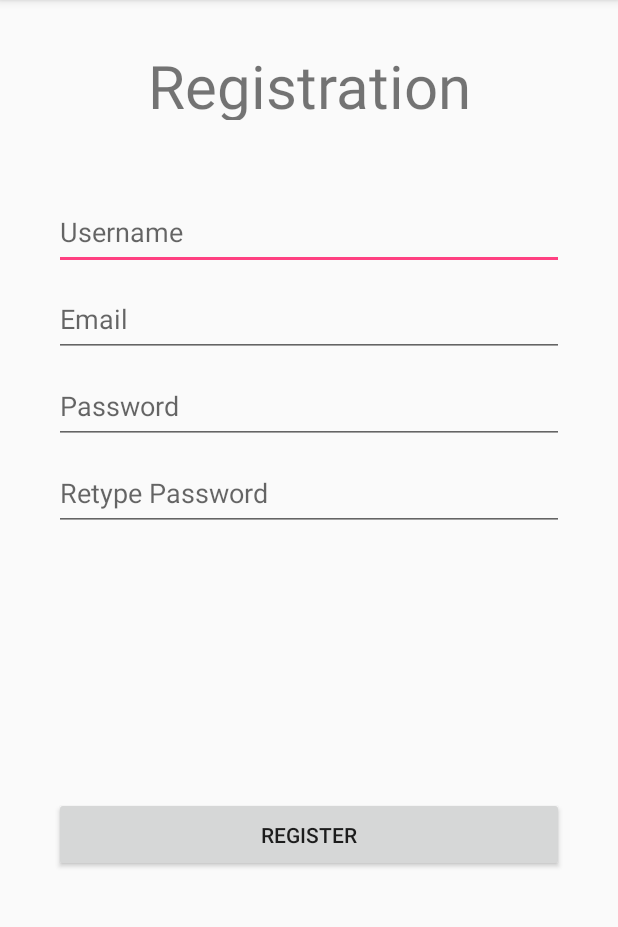
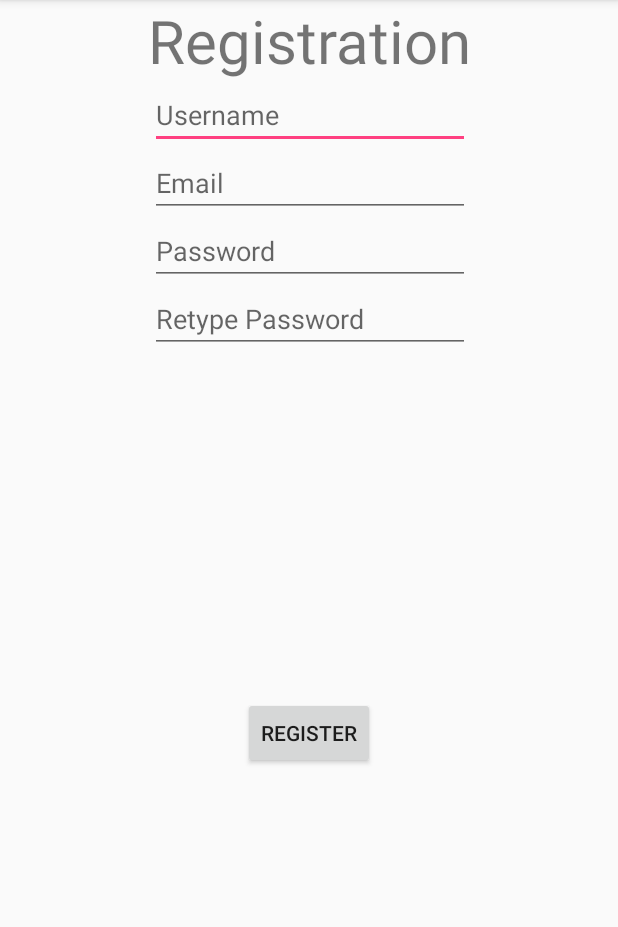
Before and after one commit to schelle14/BattleFood, an Android app: the RegistrationUI screen opened directly, with no data from a screen before it, on a phone screen of 412 x 824 dp, the part 84-1011 px from its top. Run offline under Robolectric (Android 15) with nearby library versions, the phone set to English and light mode, and no system bars.

Commit message:
[BB,AP] Some minimal design changes

```diff
--- a/app/src/main/res/layout/activity_registration_ui.xml
+++ b/app/src/main/res/layout/activity_registration_ui.xml
@@ -8,86 +8,91 @@
 
     <Button
         android:id="@+id/buttonRegister"
-        android:layout_width="340dp"
-        android:layout_height="50dp"
-        android:layout_marginBottom="85dp"
-        android:layout_marginLeft="8dp"
-        android:layout_marginRight="8dp"
-        android:text="Register"
+        android:layout_width="wrap_content"
+        android:layout_height="wrap_content"
+        android:layout_marginBottom="0dp"
+        android:layout_marginLeft="0dp"
+        android:layout_marginRight="0dp"
+        android:text="@string/_Register"
         app:layout_constraintBottom_toBottomOf="parent"
         app:layout_constraintLeft_toLeftOf="parent"
         app:layout_constraintRight_toRightOf="parent"
         app:layout_constraintTop_toBottomOf="@+id/editTextRetypePassword"
-        android:layout_marginTop="75dp" />
+        android:layout_marginTop="0dp"
+        app:layout_constraintVertical_bias="0.473" />
 
     <TextView
         android:id="@+id/textViewRegistration"
-        android:layout_width="340dp"
-        android:layout_height="50dp"
-        android:layout_marginLeft="8dp"
-        android:layout_marginRight="8dp"
-        android:layout_marginTop="30dp"
-        android:text="Registration"
+        android:layout_width="wrap_content"
+        android:layout_height="wrap_content"
+        android:layout_marginLeft="0dp"
+        android:layout_marginRight="0dp"
+        android:layout_marginTop="0dp"
         android:gravity="center"
-        android:textSize="40dp"
+        android:text="@string/_Registration"
+        android:textSize="40sp"
         app:layout_constraintLeft_toLeftOf="parent"
         app:layout_constraintRight_toRightOf="parent"
         app:layout_constraintTop_toTopOf="parent" />
 
     <EditText
         android:id="@+id/editTextUserName"
-        android:layout_width="340dp"
-        android:layout_height="50dp"
-        android:layout_marginLeft="8dp"
-        android:layout_marginRight="8dp"
-        android:layout_marginTop="50dp"
+        android:layout_width="wrap_content"
+        android:layout_height="wrap_content"
+        android:layout_marginLeft="0dp"
+        android:layout_marginRight="0dp"
+        android:layout_marginTop="0dp"
         android:ems="10"
         android:inputType="textPersonName"
-        android:hint="Username"
+        android:hint="@string/_Username"
         app:layout_constraintLeft_toLeftOf="parent"
         app:layout_constraintRight_toRightOf="parent"
-        app:layout_constraintTop_toBottomOf="@+id/textViewRegistration" />
+        app:layout_constraintTop_toBottomOf="@+id/textViewRegistration"
+        app:layout_constraintHorizontal_bias="0.503" />
 
     <EditText
         android:id="@+id/editTextEmail"
-        android:layout_width="340dp"
-        android:layout_height="50dp"
-        android:layout_marginLeft="8dp"
-        android:layout_marginRight="8dp"
-        android:layout_marginTop="8dp"
+        android:layout_width="wrap_content"
+        android:layout_height="wrap_content"
+        android:layout_marginLeft="0dp"
+        android:layout_marginRight="0dp"
+        android:layout_marginTop="0dp"
         android:ems="10"
         android:inputType="textEmailAddress"
-        android:hint="Email"
+        android:hint="@string/_Email"
         app:layout_constraintLeft_toLeftOf="parent"
         app:layout_constraintRight_toRightOf="parent"
-        app:layout_constraintTop_toBottomOf="@+id/editTextUserName" />
+        app:layout_constraintTop_toBottomOf="@+id/editTextUserName"
+        app:layout_constraintHorizontal_bias="0.503" />
 
     <EditText
         android:id="@+id/editTextPassword"
-        android:layout_width="340dp"
-        android:layout_height="50dp"
-        android:layout_marginLeft="8dp"
-        android:layout_marginRight="8dp"
-        android:layout_marginTop="8dp"
+        android:layout_width="wrap_content"
+        android:layout_height="wrap_content"
+        android:layout_marginLeft="0dp"
+        android:layout_marginRight="0dp"
+        android:layout_marginTop="0dp"
         android:ems="10"
         android:inputType="textPassword"
-        android:hint="Password"
+        android:hint="@string/_Password"
         app:layout_constraintLeft_toLeftOf="parent"
         app:layout_constraintRight_toRightOf="parent"
-        app:layout_constraintTop_toBottomOf="@+id/editTextEmail" />
+        app:layout_constraintTop_toBottomOf="@+id/editTextEmail"
+        app:layout_constraintHorizontal_bias="0.503" />
 
     <EditText
         android:id="@+id/editTextRetypePassword"
-        android:layout_width="340dp"
-        android:layout_height="50dp"
-        android:layout_marginLeft="8dp"
-        android:layout_marginRight="8dp"
-        android:layout_marginTop="8dp"
+        android:layout_width="wrap_content"
+        android:layout_height="wrap_content"
+        android:layout_marginLeft="0dp"
+        android:layout_marginRight="0dp"
+        android:layout_marginTop="0dp"
         android:ems="10"
         android:inputType="textPassword"
-        android:hint="Retype Password"
+        android:hint="@string/_RetypePassword"
         app:layout_constraintLeft_toLeftOf="parent"
         app:layout_constraintRight_toRightOf="parent"
-        app:layout_constraintTop_toBottomOf="@+id/editTextPassword" />
+        app:layout_constraintTop_toBottomOf="@+id/editTextPassword"
+        app:layout_constraintHorizontal_bias="0.502" />
 
 </android.support.constraint.ConstraintLayout>
--- a/app/src/main/res/values/strings.xml
+++ b/app/src/main/res/values/strings.xml
@@ -14,4 +14,10 @@
     <string name="permission_rationale">"Contacts permissions are needed for providing email
         completions."
     </string>
+    <string name="_Register">Register</string>
+    <string name="_Registration">Registration</string>
+    <string name="_Username">Username</string>
+    <string name="_Email">Email</string>
+    <string name="_Password">Password</string>
+    <string name="_RetypePassword">Retype Password</string>
 </resources>
```
Also changed, not shown: 1 other file.
